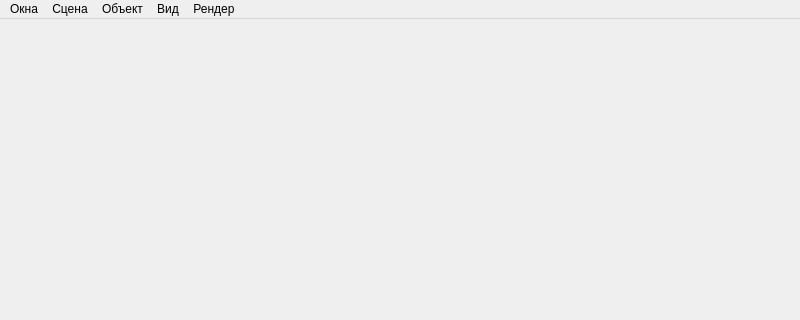
Qt form Gui/src/MainWindow.ui (RullDeef/cw-1) before a commit; both pictures show x 0 to 800 and y 0 to 320 of the 800 by 600 pixel window.
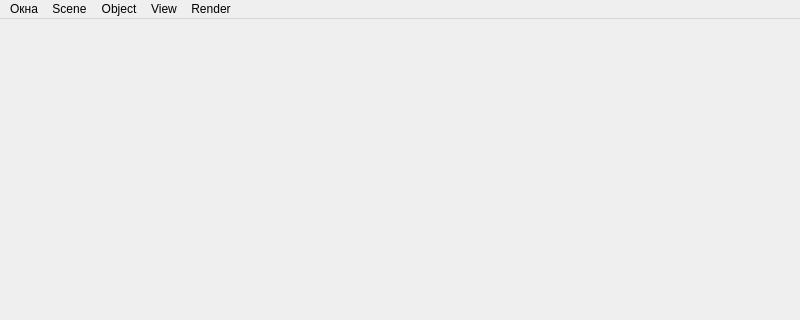
The same form after that commit.

Patch:
```diff
--- a/Gui/src/MainWindow.ui
+++ b/Gui/src/MainWindow.ui
@@ -39,7 +39,7 @@
    </widget>
    <widget class="QMenu" name="objectMenu">
     <property name="title">
-     <string>Объект</string>
+     <string>Object</string>
     </property>
     <widget class="QMenu" name="menu">
      <property name="title">
@@ -64,13 +64,13 @@
    </widget>
    <widget class="QMenu" name="renderMenu">
     <property name="title">
-     <string>Рендер</string>
+     <string>Render</string>
     </property>
     <addaction name="saveRender"/>
    </widget>
    <widget class="QMenu" name="sceneMenu">
     <property name="title">
-     <string>Сцена</string>
+     <string>Scene</string>
     </property>
     <addaction name="createNewScene"/>
     <addaction name="separator"/>
@@ -79,7 +79,7 @@
    </widget>
    <widget class="QMenu" name="viewMenu">
     <property name="title">
-     <string>Вид</string>
+     <string>View</string>
     </property>
     <widget class="QMenu" name="viewSwitchMenu">
      <property name="title">
```
Left out of the diff: 36 changed lines with no effect on the pictures.
